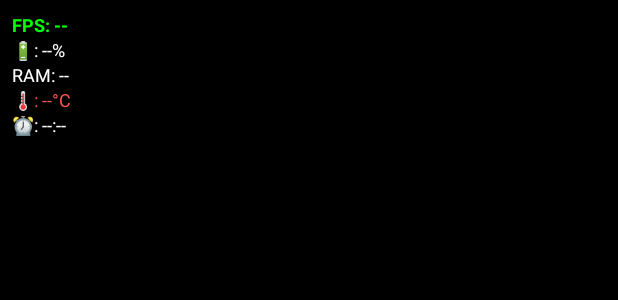
After one commit to samuelsilva553/FFOptimizer, an Android app: the layout hud_layout.xml on its own in the app's theme, with its tools: preview values and no code run, on a phone screen of 412 x 824 dp. The commit adds this screen. Shown: the top 300 px of the screen. Run offline under Robolectric (Android 15) with nearby library versions, the phone set to English and light mode, and no system bars.

Commit message:
Feat: Adiciona HUD flutuante com FPS, RAM, Bateria e Horas

```diff
--- /dev/null
+++ b/app/src/main/res/layout/hud_layout.xml
@@ -0,0 +1,50 @@
+<?xml version="1.0" encoding="utf-8"?>
+<LinearLayout xmlns:android="http://schemas.android.com/apk/res/android"
+    android:layout_width="wrap_content"
+    android:layout_height="wrap_content"
+    android:orientation="vertical"
+    android:background="#99000000"
+    android:padding="8dp"
+    android:id="@+id/hudContainer">
+
+    <TextView
+        android:id="@+id/tvFps"
+        android:layout_width="wrap_content"
+        android:layout_height="wrap_content"
+        android:text="FPS: --"
+        android:textColor="#00FF00"
+        android:textSize="12sp"
+        android:textStyle="bold"/>
+
+    <TextView
+        android:id="@+id/tvBattery"
+        android:layout_width="wrap_content"
+        android:layout_height="wrap_content"
+        android:text="🔋: --%"
+        android:textColor="#FFFFFF"
+        android:textSize="12sp"/>
+
+    <TextView
+        android:id="@+id/tvRam"
+        android:layout_width="wrap_content"
+        android:layout_height="wrap_content"
+        android:text="RAM: --"
+        android:textColor="#FFFFFF"
+        android:textSize="12sp"/>
+
+    <TextView
+        android:id="@+id/tvTemp"
+        android:layout_width="wrap_content"
+        android:layout_height="wrap_content"
+        android:text="🌡️: --°C"
+        android:textColor="#FF5555"
+        android:textSize="12sp"/>
+
+    <TextView
+        android:id="@+id/tvTime"
+        android:layout_width="wrap_content"
+        android:layout_height="wrap_content"
+        android:text="⏰: --:--"
+        android:textColor="#FFFFFF"
+        android:textSize="12sp"/>
+</LinearLayout>
```
Also changed, not shown: app/src/main/AndroidManifest.xml (+10 -1 lines), app/src/main/java/com/seunome/ffoptimizer/HudService.kt (added, +153 -0 lines), app/src/main/java/com/seunome/ffoptimizer/MainActivity.kt (+40 -64 lines).
